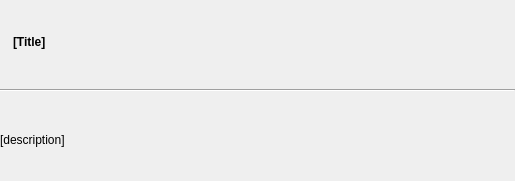
arielvb/collector, file collector/ui/designer/topbar.ui: the form before one commit.
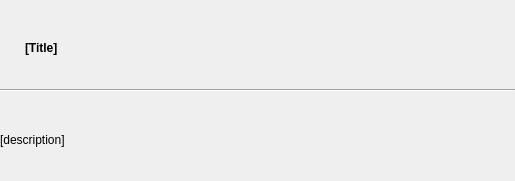
The form after the commit. Icons and pictures are not drawn.

Commit message: Remove window margin and add to the views

What changed in the file:
```diff
--- a/collector/ui/designer/topbar.ui
+++ b/collector/ui/designer/topbar.ui
@@ -22,6 +22,15 @@
    </property>
    <item>
     <layout class="QHBoxLayout" name="horizontalLayout">
+     <property name="leftMargin">
+      <number>12</number>
+     </property>
+     <property name="topMargin">
+      <number>12</number>
+     </property>
+     <property name="rightMargin">
+      <number>12</number>
+     </property>
      <item>
       <widget class="QLabel" name="icon">
        <property name="sizePolicy">
```
The commit also changes 6 other files.
